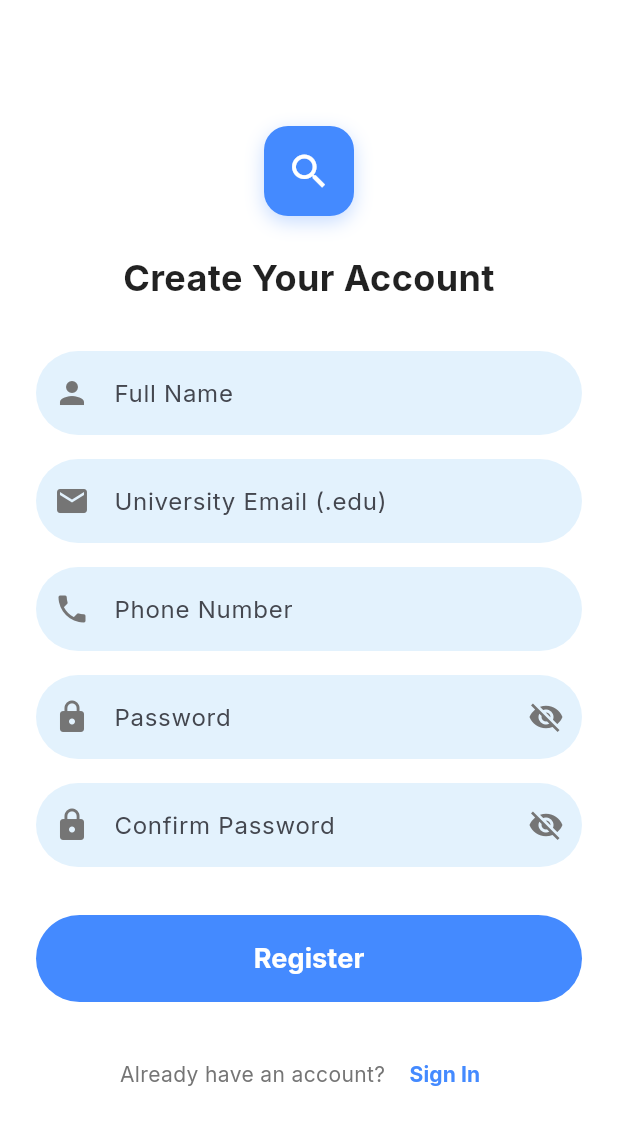
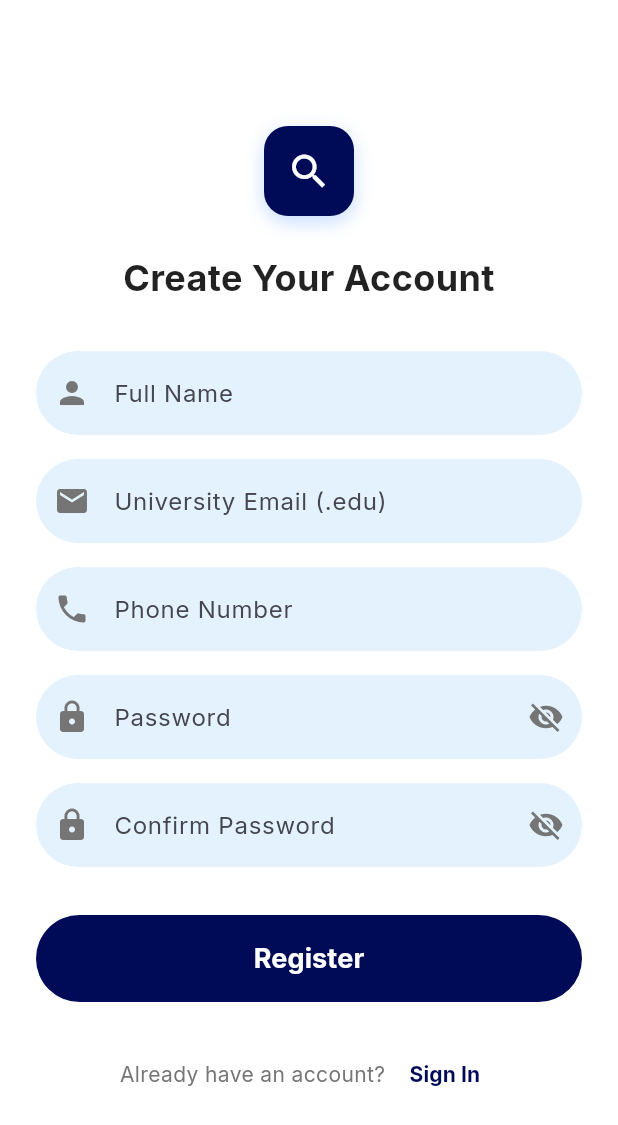
Before and after one commit to 0Hassan-Mohammed0/return-it, a Flutter app: the screen it shows after launch, after a tap on "Sign Up", on a phone screen of 412 x 824 dp. Shown: the top 1125 px of the screen. Run offline on Flutter 3.47's test engine with Material 3 defaults, Android fonts, the phone set to English and light mode, and no system bars; our stand-ins replace cloud_firestore, firebase_auth, firebase_core, google_fonts; missing offline and left inert: email_otp; accounts and stored records are empty.

Commit message:
change some colors

```diff
--- a/lib/main.dart
+++ b/lib/main.dart
@@ -39,25 +39,48 @@ class MainApp extends StatelessWidget {
       title: 'ReturnIt',
       theme: ThemeData(
         useMaterial3: true,
+        scaffoldBackgroundColor: Colors.white, // Standard clean background
         colorScheme: ColorScheme.fromSeed(
-          seedColor: Colors.blueAccent,
-          primary: Colors.blueAccent,
-          secondary: Colors.tealAccent,
+          seedColor: const Color(0xFF000B58), // Deep Blue
+          primary: const Color(0xFF000B58),   // #000B58
+          onPrimary: Colors.white,
+          primaryContainer: const Color(0xFF003161), // #003161
+          onPrimaryContainer: Colors.white,
+          secondary: const Color(0xFF006A67), // #006A67
+          onSecondary: Colors.white,
+          tertiary: const Color(0xFFFDEB9E),  // #FDEB9E
+          onTertiary: const Color(0xFF000B58), // Contrast against yellow
+        ),
+        appBarTheme: const AppBarTheme(
+          backgroundColor: Colors.white,
+          elevation: 0,
+          iconTheme: IconThemeData(color: Color(0xFF000B58)),
+          titleTextStyle: TextStyle(
+            color: Color(0xFF000B58),
+            fontSize: 20,
+            fontWeight: FontWeight.bold,
+          ),
         ),
         textTheme: GoogleFonts.interTextTheme(
           Theme.of(context).textTheme,
         ),
         inputDecorationTheme: InputDecorationTheme(
           filled: true,
-          fillColor: Colors.grey[100],
+          fillColor: const Color(0xFFFDEB9E).withValues(alpha: 0.1), // Subtle yellow tint for inputs
           border: OutlineInputBorder(
             borderRadius: BorderRadius.circular(12),
             borderSide: BorderSide.none,
           ),
+          focusedBorder: OutlineInputBorder(
+            borderRadius: BorderRadius.circular(12),
+            borderSide: const BorderSide(color: Color(0xFF000B58), width: 1.5),
+          ),
         ),
         elevatedButtonTheme: ElevatedButtonThemeData(
           style: ElevatedButton.styleFrom(
-            elevation: 0,
+            backgroundColor: const Color(0xFF000B58),
+            foregroundColor: Colors.white,
+            elevation: 2,
             shape: RoundedRectangleBorder(
               borderRadius: BorderRadius.circular(12),
             ),
--- a/lib/screens/login_screen.dart
+++ b/lib/screens/login_screen.dart
@@ -163,10 +163,10 @@ class _LoginScreenState extends State<LoginScreen> {
                       onPressed: () {
                          Navigator.pushNamed(context, AppRoutes.forgotPassword);
                       },
-                      child: const Text(
+                      child: Text(
                         'Forgot Password?',
                         style: TextStyle(
-                          color: Colors.blueAccent,
+                          color: Theme.of(context).primaryColor,
                           fontWeight: FontWeight.w600,
                         ),
                       ),
@@ -178,8 +178,6 @@ class _LoginScreenState extends State<LoginScreen> {
                     child: ElevatedButton(
                       onPressed: _isLoading ? null : _login,
                       style: ElevatedButton.styleFrom(
-                        backgroundColor: Colors.blueAccent,
-                        disabledBackgroundColor: Colors.blueAccent.withValues(alpha: 0.5),
                         padding: const EdgeInsets.symmetric(vertical: 16),
                         shape: RoundedRectangleBorder(
                           borderRadius: BorderRadius.circular(12),
@@ -210,11 +208,12 @@ class _LoginScreenState extends State<LoginScreen> {
                         onPressed: () {
                           Navigator.pushNamed(context, AppRoutes.register);
                         },
-                        child: const Text(
+                        child: Text(
                           'Sign Up',
                           style: TextStyle(
                             fontWeight: FontWeight.bold,
-                            color: Colors.blueAccent,
+
+                            color: Theme.of(context).primaryColor,
                           ),
                         ),
                       ),
--- a/lib/screens/otp_verification_screen.dart
+++ b/lib/screens/otp_verification_screen.dart
@@ -247,7 +247,6 @@ class _OtpVerificationScreenState extends State<OtpVerificationScreen> {
     }
 
     return Scaffold(
-      backgroundColor: Colors.blue[50],
       body: Center(
         child: SingleChildScrollView(
           padding: const EdgeInsets.all(24),
@@ -267,7 +266,7 @@ class _OtpVerificationScreenState extends State<OtpVerificationScreen> {
             child: Column(
               mainAxisSize: MainAxisSize.min,
               children: [
-                Icon(Icons.mark_email_read, size: 60, color: Colors.blue[800]),
+                Icon(Icons.mark_email_read, size: 60, color: Theme.of(context).primaryColor),
                 const SizedBox(height: 24),
 
                 const Text(
@@ -311,7 +310,6 @@ class _OtpVerificationScreenState extends State<OtpVerificationScreen> {
                   child: ElevatedButton(
                     onPressed: _isLoading ? null : _verifyOtp,
                     style: ElevatedButton.styleFrom(
-                      backgroundColor: const Color(0xFF29B6F6),
                       padding: const EdgeInsets.symmetric(vertical: 16),
                        shape: RoundedRectangleBorder(
                         borderRadius: BorderRadius.circular(12),
@@ -332,7 +330,7 @@ class _OtpVerificationScreenState extends State<OtpVerificationScreen> {
                   child: Text(
                     _canResend ? 'Resend Code' : 'Resend Code in ${_start}s',
                     style: TextStyle(
-                      color: _canResend ? Colors.blue[800] : Colors.grey,
+                      color: _canResend ? Theme.of(context).primaryColor : Colors.grey,
                       fontWeight: FontWeight.w600,
                     ),
                   ),
--- a/lib/screens/register_screen.dart
+++ b/lib/screens/register_screen.dart
@@ -112,7 +112,8 @@ class _RegisterScreenState extends State<RegisterScreen> {
                     width: 60,
                     height: 60,
                     decoration: BoxDecoration(
-                      color: Colors.blueAccent,
+
+                      color: Theme.of(context).primaryColor,
                       borderRadius: BorderRadius.circular(16),
                       boxShadow: [
                         BoxShadow(
@@ -244,8 +245,6 @@ class _RegisterScreenState extends State<RegisterScreen> {
                     child: ElevatedButton(
                       onPressed: _isLoading ? null : _onRegisterPressed,
                       style: ElevatedButton.styleFrom(
-                        backgroundColor: Colors.blueAccent,
-                         disabledBackgroundColor: Colors.blueAccent.withValues(alpha: 0.5),
                         padding: const EdgeInsets.symmetric(vertical: 16),
                         shape: RoundedRectangleBorder(
                           borderRadius: BorderRadius.circular(30),
@@ -287,11 +286,12 @@ class _RegisterScreenState extends State<RegisterScreen> {
                              Navigator.pushReplacementNamed(context, AppRoutes.login);
                           }
                         },
-                        child: const Text(
+                        child: Text(
                           'Sign In',
                           style: TextStyle(
                             fontWeight: FontWeight.bold,
-                            color: Colors.blueAccent,
+
+                            color: Theme.of(context).primaryColor,
                             fontSize: 14,
                           ),
                         ),
```
Also changed, not shown: lib/screens/forgot_password_screen.dart (+4 -6 lines).
